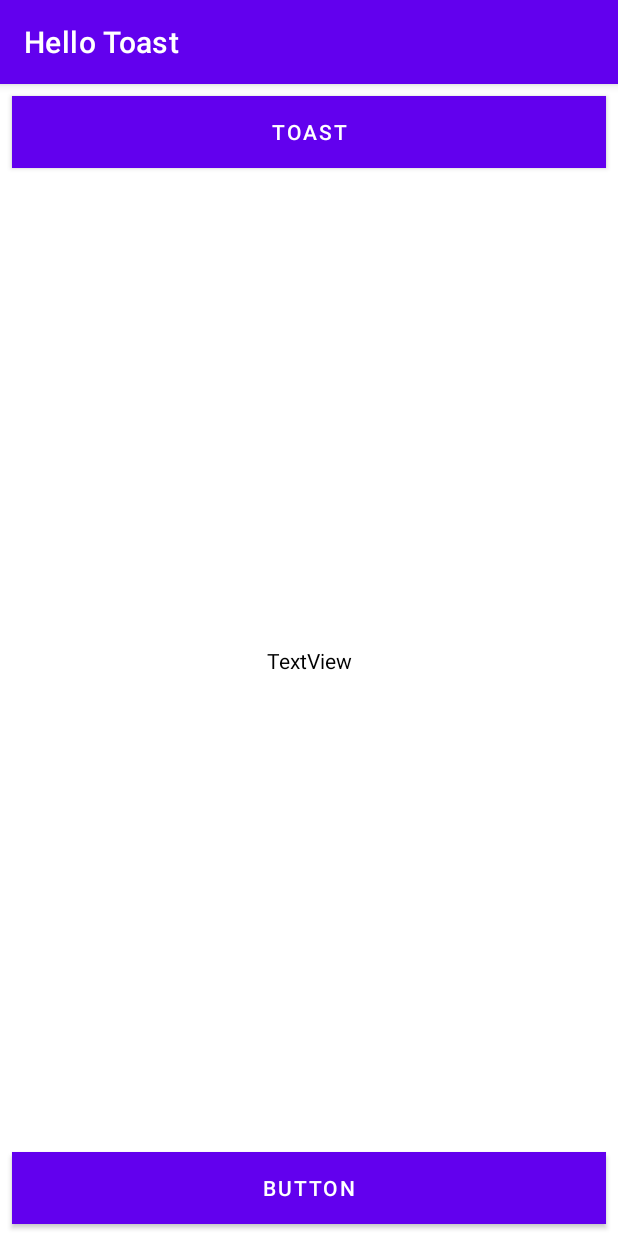
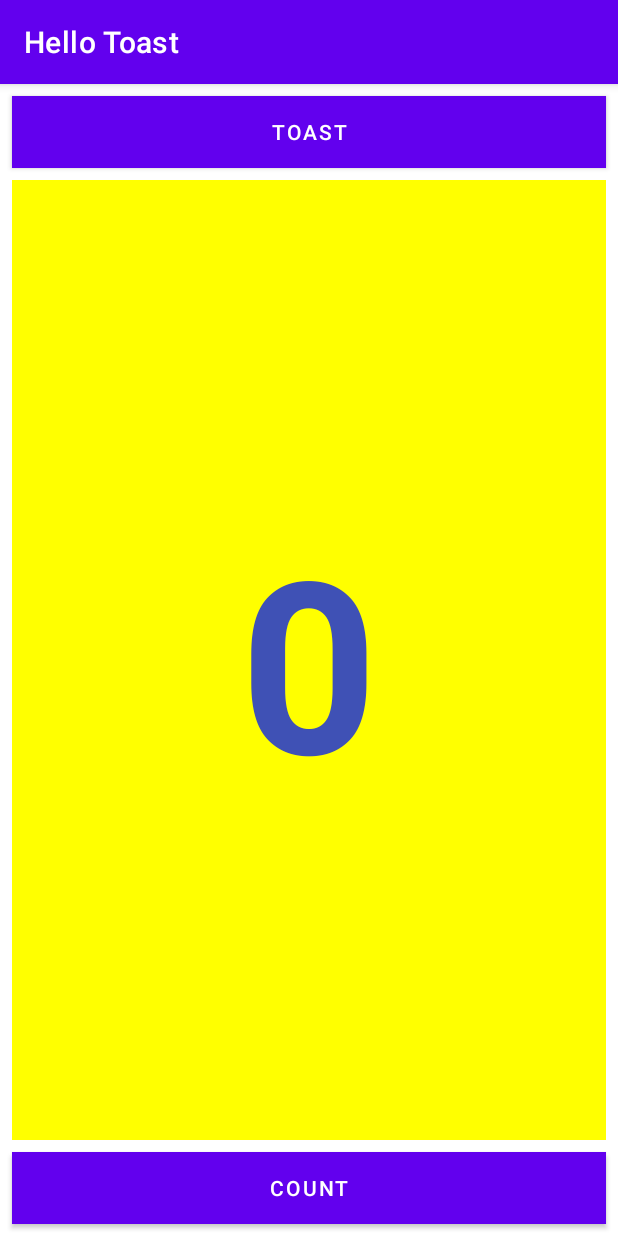
Before and after one commit to sabdika/First-interactive-UI, an Android app: the screen it shows after launch (MainActivity), on a phone screen of 412 x 824 dp. Run offline under Robolectric (Android 15) with nearby library versions, the phone set to English and light mode, and no system bars.

Commit message:
Set the TextView attributes.

```diff
--- a/app/src/main/res/layout/activity_main.xml
+++ b/app/src/main/res/layout/activity_main.xml
@@ -13,7 +13,7 @@
         android:layout_marginStart="8dp"
         android:layout_marginTop="8dp"
         android:layout_marginEnd="8dp"
-        android:background="@color/purple_500"
+        android:background="@color/colorPrimary"
         android:text="Toast"
         android:textColor="@color/white"
         app:layout_constraintEnd_toEndOf="parent"
@@ -28,8 +28,8 @@
         android:layout_marginStart="8dp"
         android:layout_marginEnd="8dp"
         android:layout_marginBottom="8dp"
-        android:background="@color/purple_500"
-        android:text="Button"
+        android:background="@color/colorPrimary"
+        android:text="Count"
         android:textColor="@color/white"
         app:layout_constraintBottom_toBottomOf="parent"
         app:layout_constraintEnd_toEndOf="parent"
@@ -37,11 +37,20 @@
         app:layout_constraintStart_toStartOf="parent" />
 
     <TextView
-        android:id="@+id/textView3"
-        android:layout_width="wrap_content"
-        android:layout_height="wrap_content"
-        android:text="TextView"
-        android:textColor="@color/black"
+        android:id="@+id/show_count"
+        android:layout_width="0dp"
+        android:layout_height="0dp"
+        android:layout_marginStart="8dp"
+        android:layout_marginTop="8dp"
+        android:layout_marginEnd="8dp"
+        android:layout_marginBottom="8dp"
+        android:background="#FFFF00"
+        android:gravity="center_vertical"
+        android:text="0"
+        android:textAlignment="center"
+        android:textColor="@color/colorPrimary"
+        android:textSize="160sp"
+        android:textStyle="bold"
         app:layout_constraintBottom_toTopOf="@+id/button_count"
         app:layout_constraintEnd_toEndOf="parent"
         app:layout_constraintStart_toStartOf="parent"
--- a/app/src/main/res/values/colors.xml
+++ b/app/src/main/res/values/colors.xml
@@ -6,5 +6,6 @@
     <color name="teal_200">#FF03DAC5</color>
     <color name="teal_700">#FF018786</color>
     <color name="black">#FF000000</color>
+    <color name="colorPrimary">#3F51B5</color>
     <color name="white">#FFFFFFFF</color>
 </resources>
```
Also changed, not shown: 2 other files.
